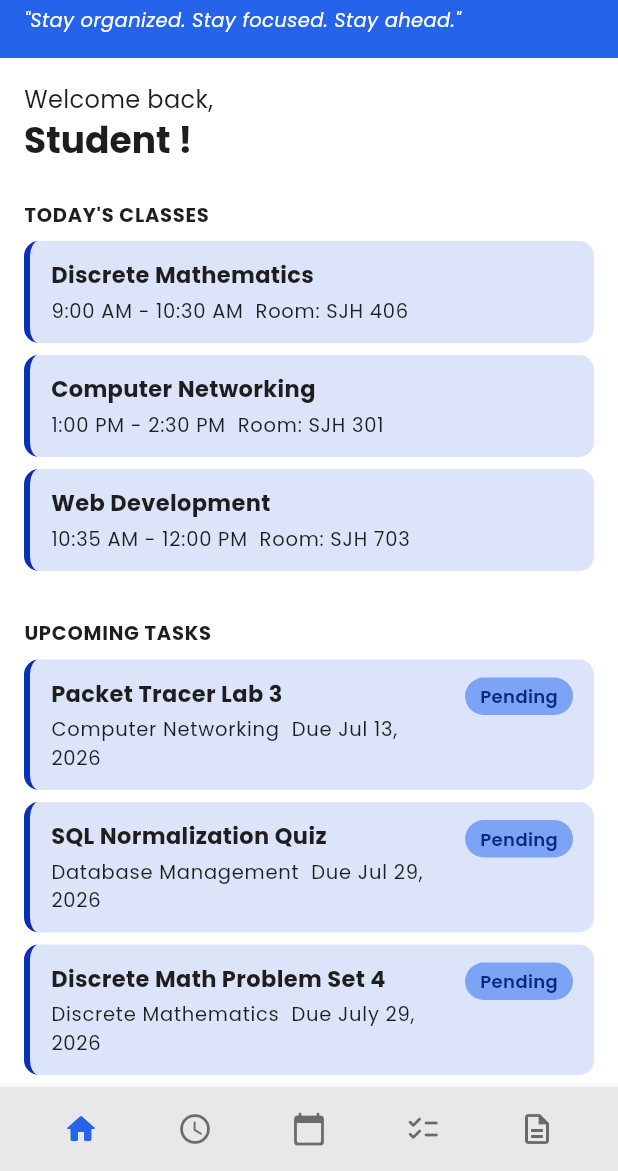
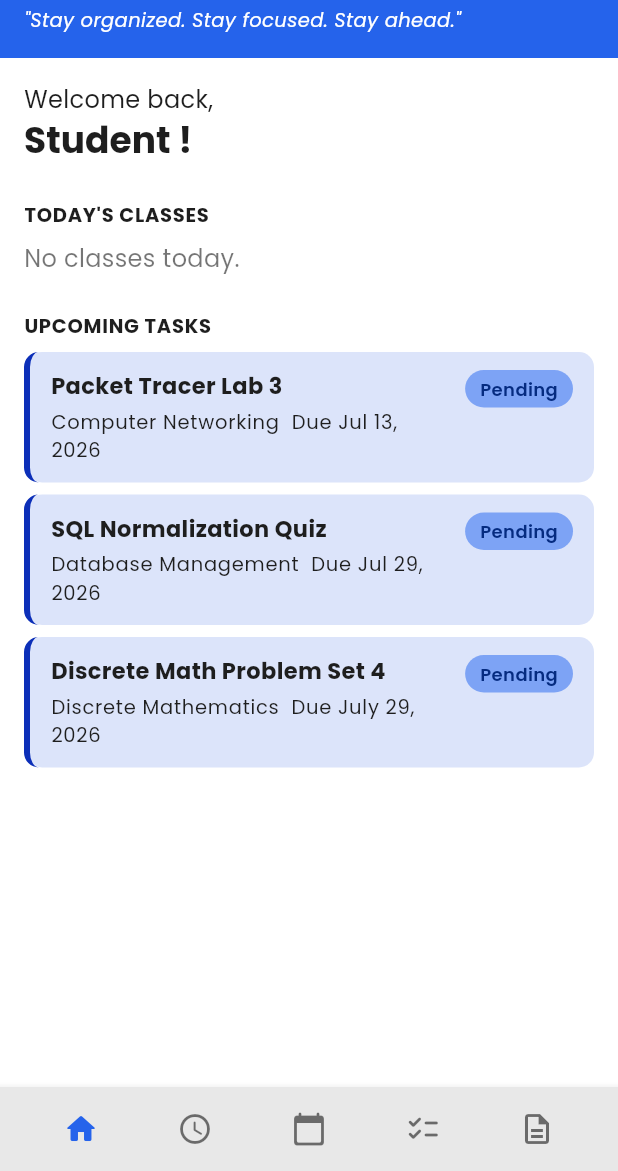
Before and after one commit to pblogs1112/StudentPlanner_Website, a Flutter app: the screen it shows after launch, on a phone screen of 412 x 824 dp, the part 65-1236 px from its top. Run offline on Flutter 3.47's test engine with Material 3 defaults, Android fonts, the phone set to English and light mode, and no system bars; our stand-ins replace device_preview, google_fonts.

Commit message:
Refactor app structure to use PlannerStore for state management and update class scheduling functionality

```diff
--- a/lib/main.dart
+++ b/lib/main.dart
@@ -2,6 +2,7 @@ import 'package:flutter/material.dart';
 import 'package:device_preview/device_preview.dart';
 import 'theme/app_theme.dart';
 import 'screens/root_screen.dart';
+import 'state/planner_store.dart';
 
 void main() {
   runApp(
@@ -12,16 +13,34 @@ void main() {
   );
 }
 
-class StudentPlannerApp extends StatelessWidget {
-  const StudentPlannerApp({super.key});
+class StudentPlannerApp extends StatefulWidget {
+  /// Optional: tests can pass their own store to inspect or change data.
+  final PlannerStore? store;
+  const StudentPlannerApp({super.key, this.store});
+
+  @override
+  State<StudentPlannerApp> createState() => _StudentPlannerAppState();
+}
+
+class _StudentPlannerAppState extends State<StudentPlannerApp> {
+  late final PlannerStore _store = widget.store ?? PlannerStore();
+
+  @override
+  void dispose() {
+    if (widget.store == null) _store.dispose();
+    super.dispose();
+  }
 
   @override
   Widget build(BuildContext context) {
-    return MaterialApp(
-      title: 'Student Planner',
-      debugShowCheckedModeBanner: false,
-      theme: AppTheme.lightTheme,
-      home: const RootScreen(),
+    return PlannerScope(
+      store: _store,
+      child: MaterialApp(
+        title: 'Student Planner',
+        debugShowCheckedModeBanner: false,
+        theme: AppTheme.lightTheme,
+        home: const RootScreen(),
+      ),
     );
   }
 }
--- a/lib/screens/dashboard_screen.dart
+++ b/lib/screens/dashboard_screen.dart
@@ -1,4 +1,5 @@
 import 'package:flutter/material.dart';
+import '../state/planner_store.dart';
 import '../theme/app_theme.dart';
 import '../widgets/app_header.dart';
 import '../widgets/class_card.dart';
@@ -7,12 +8,7 @@ import '../widgets/task_card.dart';
 class DashboardScreen extends StatelessWidget {
   const DashboardScreen({super.key});
 
-  static const _todayClasses = [
-    {'subject': 'Discrete Mathematics', 'time': '9:00 AM - 10:30 AM', 'room': 'SJH 406'},
-    {'subject': 'Computer Networking', 'time': '1:00 PM - 2:30 PM', 'room': 'SJH 301'},
-    {'subject': 'Web Development', 'time': '10:35 AM - 12:00 PM', 'room': 'SJH 703'},
-  ];
-
+  // Tasks stay as sample data until the Task screen is ready.
   static const _upcomingTasks = [
     {'title': 'Packet Tracer Lab 3', 'subject': 'Computer Networking', 'due': 'Jul 13, 2026', 'completed': false},
     {'title': 'SQL Normalization Quiz', 'subject': 'Database Management', 'due': 'Jul 29, 2026', 'completed': false},
@@ -22,6 +18,7 @@ class DashboardScreen extends StatelessWidget {
   @override
   Widget build(BuildContext context) {
     final theme = Theme.of(context);
+    final classes = PlannerScope.of(context).classesToday();
 
     return Column(
       children: [
@@ -38,13 +35,16 @@ class DashboardScreen extends StatelessWidget {
               const SizedBox(height: AppSpacing.lg),
               _SectionLabel('TODAY\'S CLASSES'),
               const SizedBox(height: AppSpacing.sm),
-              for (final c in _todayClasses)
-                ClassCard(
-                  subject: c['subject'] as String,
-                  day: '',
-                  time: c['time'] as String,
-                  room: c['room'] as String,
-                ),
+              if (classes.isEmpty)
+                const _EmptyNote('No classes today.')
+              else
+                for (final c in classes)
+                  ClassCard(
+                    subject: c.subject,
+                    day: '',
+                    time: c.time,
+                    room: c.room,
+                  ),
               const SizedBox(height: AppSpacing.lg),
               _SectionLabel('UPCOMING TASKS'),
               const SizedBox(height: AppSpacing.sm),
@@ -79,3 +79,19 @@ class _SectionLabel extends StatelessWidget {
     );
   }
 }
+
+class _EmptyNote extends StatelessWidget {
+  final String text;
+  const _EmptyNote(this.text);
+
+  @override
+  Widget build(BuildContext context) {
+    return Text(
+      text,
+      style: Theme.of(context)
+          .textTheme
+          .bodyMedium
+          ?.copyWith(color: Colors.black54),
+    );
+  }
+}
--- /dev/null
+++ b/lib/state/planner_store.dart
@@ -0,0 +1,211 @@
+import 'package:flutter/material.dart';
+
+class ClassItem {
+  final String subject;
+  final String time;
+  final String room;
+
+  ClassItem({required this.subject, required this.time, required this.room});
+}
+
+class PlannerTask {
+  final String title;
+  final String subject;
+  final DateTime due;
+  final bool completed;
+
+  PlannerTask({
+    required this.title,
+    required this.subject,
+    required this.due,
+    required this.completed,
+  });
+
+  PlannerTask copyWith({bool? completed}) => PlannerTask(
+        title: title,
+        subject: subject,
+        due: due,
+        completed: completed ?? this.completed,
+      );
+}
+
+class PlannerStore extends ChangeNotifier {
+  static const days = ['Mon', 'Tues', 'Wed', 'Thurs', 'Fri', 'Sat'];
+
+  static const _shortMonths = [
+    'Jan', 'Feb', 'Mar', 'Apr', 'May', 'Jun',
+    'Jul', 'Aug', 'Sep', 'Oct', 'Nov', 'Dec',
+  ];
+
+  final Map<String, List<ClassItem>> _classesByDay = {
+    'Mon': [
+      ClassItem(subject: 'Discrete Mathematics', time: '9:00 AM - 10:30 AM', room: 'SJH 406'),
+      ClassItem(subject: 'Web Development', time: '10:35 AM - 12:00 PM', room: 'SJH 703'),
+      ClassItem(subject: 'Computer Networking', time: '1:00 PM - 2:30 PM', room: 'SJH 301'),
+    ],
+    'Tues': [
+      ClassItem(subject: 'Database Management', time: '9:00 AM - 10:30 AM', room: 'SJH 210'),
+      ClassItem(subject: 'Software Engineering', time: '1:00 PM - 2:30 PM', room: 'SJH 110'),
+    ],
+    'Wed': [
+      ClassItem(subject: 'Discrete Mathematics', time: '9:00 AM - 10:30 AM', room: 'SJH 406'),
+      ClassItem(subject: 'Web Development', time: '10:35 AM - 12:00 PM', room: 'SJH 703'),
+    ],
+    'Thurs': [
+      ClassItem(subject: 'Database Management', time: '9:00 AM - 10:30 AM', room: 'SJH 210'),
+      ClassItem(subject: 'Computer Networking', time: '1:00 PM - 2:30 PM', room: 'SJH 301'),
+    ],
+    'Fri': [
+      ClassItem(subject: 'Discrete Mathematics', time: '9:00 AM - 10:30 AM', room: 'SJH 406'),
+      ClassItem(subject: 'Software Engineering', time: '1:00 PM - 2:30 PM', room: 'SJH 110'),
+    ],
+    'Sat': [],
+  };
+
+  final List<PlannerTask> _tasks = [
+    PlannerTask(
+      title: 'HTML Accessibility Quiz',
+      subject: 'Web Development',
+      due: DateTime(2026, 7, 2),
+      completed: true,
+    ),
+    PlannerTask(
+      title: 'Discrete Math Problem Set 4',
+      subject: 'Discrete Mathematics',
+      due: DateTime(2026, 7, 13),
+      completed: false,
+    ),
+    PlannerTask(
+      title: 'Packet Tracer Lab 3',
+      subject: 'Computer Networking',
+      due: DateTime(2026, 7, 29),
+      completed: false,
+    ),
+    PlannerTask(
+      title: 'SQL Normalization Quiz',
+      subject: 'Database Management',
+      due: DateTime(2026, 7, 29),
+      completed: false,
+    ),
+    PlannerTask(
+      title: 'Sprint Review',
+      subject: 'Software Engineering',
+      due: DateTime(2026, 7, 30),
+      completed: false,
+    ),
+  ];
+
+  // ---------------------------------------------------------------- classes
+
+  /// Classes for one day, ordered by start time.
+  List<ClassItem> classesFor(String day) {
+    final list = List<ClassItem>.of(_classesByDay[day] ?? const []);
+    list.sort((a, b) => _startMinutes(a.time).compareTo(_startMinutes(b.time)));
+    return list;
+  }
+
+  /// Classes for today's real weekday (Sunday has none).
+  List<ClassItem> classesToday({DateTime? now}) {
+    final d = now ?? DateTime.now();
+    if (d.weekday > days.length) return const [];
+    return classesFor(days[d.weekday - 1]);
+  }
+
+  void addClass(String day, ClassItem item) {
+    _classesByDay.putIfAbsent(day, () => []).add(item);
+    notifyListeners();
+  }
+
+  void updateClass(
+    String oldDay,
+    ClassItem oldItem,
+    String newDay,
+    ClassItem updated,
+  ) {
+    _classesByDay[oldDay]?.remove(oldItem);
+    _classesByDay.putIfAbsent(newDay, () => []).add(updated);
+    notifyListeners();
+  }
+
+  void deleteClass(String day, ClassItem item) {
+    _classesByDay[day]?.remove(item);
+    notifyListeners();
+  }
+
+  // ------------------------------------------------------------------ tasks
+
+  /// Pending tasks, soonest due date first.
+  List<PlannerTask> get upcomingTasks {
+    final list = _tasks.where((t) => !t.completed).toList();
+    list.sort((a, b) => a.due.compareTo(b.due));
+    return list;
+  }
+
+  /// Every task (pending or completed) due on the given day.
+  List<PlannerTask> tasksOn(DateTime day) =>
+      _tasks.where((t) => _sameDay(t.due, day)).toList();
+
+  void addTask(PlannerTask task) {
+    _tasks.add(task);
+    notifyListeners();
+  }
+
+  void setTaskCompleted(PlannerTask task, bool completed) {
+    final i = _tasks.indexOf(task);
+    if (i == -1) return;
+    _tasks[i] = task.copyWith(completed: completed);
+    notifyListeners();
+  }
+
+  void deleteTask(PlannerTask task) {
+    _tasks.remove(task);
+    notifyListeners();
+  }
+
+  // ---------------------------------------------------------------- helpers
+
+  static String formatDue(DateTime d) =>
+      '${_shortMonths[d.month - 1]} ${d.day}, ${d.year}';
+
+  static bool _sameDay(DateTime a, DateTime b) =>
+      a.year == b.year && a.month == b.month && a.day == b.day;
+
+  /// Minutes after midnight for the start of "9:00 AM - 10:30 AM".
+  /// Unparseable times sort last.
+  static int _startMinutes(String time) {
+    final start = time.split('-').first;
+    final m = RegExp(r'(\d{1,2})(?::(\d{2}))?\s*(am|pm)?', caseSensitive: false)
+        .firstMatch(start);
+    if (m == null) return 24 * 60;
+    var hour = int.parse(m.group(1)!) % 12;
+    final minute = int.tryParse(m.group(2) ?? '0') ?? 0;
+    final meridiem = m.group(3)?.toLowerCase();
+    if (meridiem == 'pm') hour += 12;
+    if (meridiem == null && int.parse(m.group(1)!) == 12) hour = 12;
+    return hour * 60 + minute;
+  }
+}
+
+/// Makes the store available to every widget below it. Widgets that call
+/// [PlannerScope.of] rebuild automatically whenever the store changes.
+class PlannerScope extends InheritedNotifier<PlannerStore> {
+  const PlannerScope({
+    super.key,
+    required PlannerStore store,
+    required super.child,
+  }) : super(notifier: store);
+
+  /// Use inside build(): the widget rebuilds when the store changes.
+  static PlannerStore of(BuildContext context) {
+    final scope = context.dependOnInheritedWidgetOfExactType<PlannerScope>();
+    assert(scope != null, 'No PlannerScope found above this widget.');
+    return scope!.notifier!;
+  }
+
+  /// Use inside event handlers: reads the store without subscribing.
+  static PlannerStore read(BuildContext context) {
+    final scope = context.getInheritedWidgetOfExactType<PlannerScope>();
+    assert(scope != null, 'No PlannerScope found above this widget.');
+    return scope!.notifier!;
+  }
+}
```
Also changed, not shown: lib/screens/calendar_screen.dart (+5 -29 lines), lib/screens/class_schedule_screen.dart (+38 -101 lines), pubspec.lock, 1 other file.
